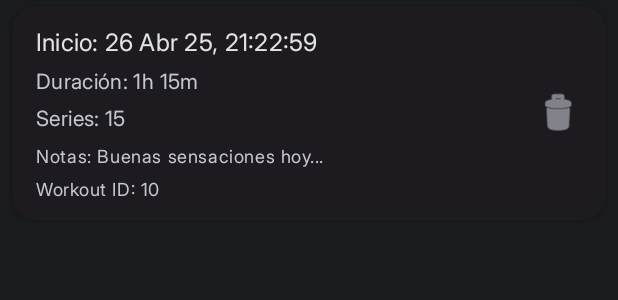
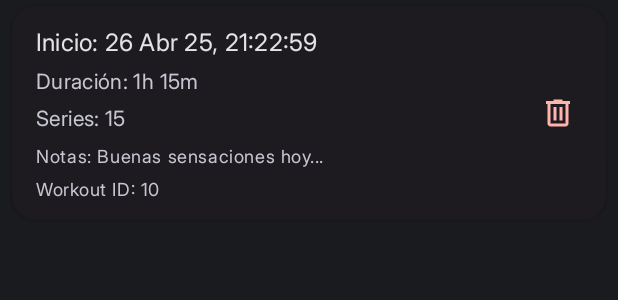
Before and after one commit to manuelduenascortes/GymTrackerViews, an Android app: the layout item_workout.xml on its own in the app's theme, with its tools: preview values and no code run, on a phone screen of 412 x 824 dp. Shown: the top 300 px of the screen. Run offline under Robolectric (Android 15) with nearby library versions, the phone set to English and light mode, and no system bars.

Commit message:
cambios papelera

```diff
--- /dev/null
+++ b/app/src/main/res/drawable/delete_24px.xml
@@ -0,0 +1,10 @@
+<vector xmlns:android="http://schemas.android.com/apk/res/android"
+    android:width="24dp"
+    android:height="24dp"
+    android:viewportWidth="960"
+    android:viewportHeight="960"
+    android:tint="?attr/colorControlNormal">
+  <path
+      android:fillColor="@android:color/white"
+      android:pathData="M280,840Q247,840 223.5,816.5Q200,793 200,760L200,240L160,240L160,160L360,160L360,120L600,120L600,160L800,160L800,240L760,240L760,760Q760,793 736.5,816.5Q713,840 680,840L280,840ZM680,240L280,240L280,760Q280,760 280,760Q280,760 280,760L680,760Q680,760 680,760Q680,760 680,760L680,240ZM360,680L440,680L440,320L360,320L360,680ZM520,680L600,680L600,320L520,320L520,680ZM280,240L280,240L280,760Q280,760 280,760Q280,760 280,760L280,760Q280,760 280,760Q280,760 280,760L280,240Z"/>
+</vector>
--- a/app/src/main/res/layout/item_workout.xml
+++ b/app/src/main/res/layout/item_workout.xml
@@ -2,7 +2,8 @@
 <com.google.android.material.card.MaterialCardView xmlns:android="http://schemas.android.com/apk/res/android"
     xmlns:app="http://schemas.android.com/apk/res-auto"
     xmlns:tools="http://schemas.android.com/tools"
-    style="?attr/materialCardViewStyle" android:layout_width="match_parent"
+    style="?attr/materialCardViewStyle"
+    android:layout_width="match_parent"
     android:layout_height="wrap_content"
     android:layout_marginStart="8dp"
     android:layout_marginTop="4dp"
@@ -11,6 +12,7 @@
     android:clickable="true"
     android:focusable="true"
     android:foreground="?android:attr/selectableItemBackground">
+
     <androidx.constraintlayout.widget.ConstraintLayout
         android:layout_width="match_parent"
         android:layout_height="wrap_content"
@@ -34,7 +36,9 @@
                 android:id="@+id/textViewWorkoutStartTime"
                 android:layout_width="wrap_content"
                 android:layout_height="wrap_content"
-                android:textAppearance="?attr/textAppearanceTitleMedium" android:textColor="?attr/colorOnSurface" tools:text="Inicio: 26 Abr 25, 21:22:59" />
+                android:textAppearance="?attr/textAppearanceTitleMedium"
+                android:textColor="?attr/colorOnSurface"
+                tools:text="Inicio: 26 Abr 25, 21:22:59" />
 
             <TextView
                 android:id="@+id/textViewWorkoutStatusDuration"
@@ -42,7 +46,8 @@
                 android:layout_height="wrap_content"
                 android:layout_marginTop="4dp"
                 android:textAppearance="?attr/textAppearanceBodyMedium"
-                android:textColor="?attr/colorOnSurfaceVariant" tools:text="Duración: 1h 15m" />
+                android:textColor="?attr/colorOnSurfaceVariant"
+                tools:text="Duración: 1h 15m" />
 
             <TextView
                 android:id="@+id/textViewSetCount"
@@ -50,7 +55,8 @@
                 android:layout_height="wrap_content"
                 android:layout_marginTop="4dp"
                 android:textAppearance="?attr/textAppearanceBodyMedium"
-                android:textColor="?attr/colorOnSurfaceVariant" tools:text="Series: 15" />
+                android:textColor="?attr/colorOnSurfaceVariant"
+                tools:text="Series: 15" />
 
             <TextView
                 android:id="@+id/textViewWorkoutNotesPreview"
@@ -58,7 +64,8 @@
                 android:layout_height="wrap_content"
                 android:layout_marginTop="6dp"
                 android:textAppearance="?attr/textAppearanceBodySmall"
-                android:textColor="?attr/colorOnSurfaceVariant" android:maxLines="2"
+                android:textColor="?attr/colorOnSurfaceVariant"
+                android:maxLines="2"
                 android:ellipsize="end"
                 android:visibility="gone"
                 tools:text="Notas: Buenas sensaciones hoy..."
@@ -70,7 +77,8 @@
                 android:layout_height="wrap_content"
                 android:layout_marginTop="4dp"
                 android:textAppearance="?attr/textAppearanceCaption"
-                android:textColor="?attr/colorOnSurfaceVariant" android:visibility="gone"
+                android:textColor="?attr/colorOnSurfaceVariant"
+                android:visibility="gone"
                 tools:text="Workout ID: 10"
                 tools:visibility="visible"/>
         </LinearLayout>
@@ -84,10 +92,9 @@
             android:minWidth="48dp"
             android:minHeight="48dp"
             android:padding="8dp"
-            app:layout_constraintBottom_toBottomOf="parent"
+            app:srcCompat="@drawable/delete_24px" app:tint="?attr/colorError" app:layout_constraintBottom_toBottomOf="parent"
             app:layout_constraintEnd_toEndOf="parent"
-            app:layout_constraintTop_toTopOf="parent"
-            app:srcCompat="@android:drawable/ic_menu_delete"
-            app:tint="?attr/colorOnSurfaceVariant" /> </androidx.constraintlayout.widget.ConstraintLayout>
+            app:layout_constraintTop_toTopOf="parent" />
+    </androidx.constraintlayout.widget.ConstraintLayout>
 
 </com.google.android.material.card.MaterialCardView>
--- a/app/src/main/res/layout/item_workout_set_detail.xml
+++ b/app/src/main/res/layout/item_workout_set_detail.xml
@@ -56,9 +56,7 @@
         android:background="?attr/selectableItemBackgroundBorderless"
         android:contentDescription="Borrar esta serie"
         android:padding="8dp"
-        app:srcCompat="@android:drawable/ic_menu_delete"
-        app:tint="?attr/colorOnSurfaceVariant"
-        app:layout_constraintBottom_toBottomOf="parent"
+        app:srcCompat="@drawable/delete_24px" app:tint="?attr/colorError" app:layout_constraintBottom_toBottomOf="parent"
         app:layout_constraintEnd_toEndOf="parent"
         app:layout_constraintTop_toTopOf="parent"
         tools:ignore="TouchTargetSizeCheck" />
```
